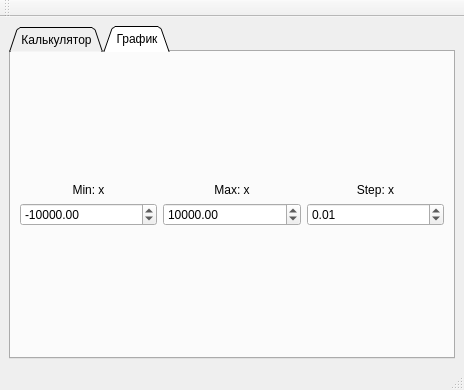
Qt form s21_calc/src/frontend/src_ui/calc.ui (co-cy/School21) before a commit.
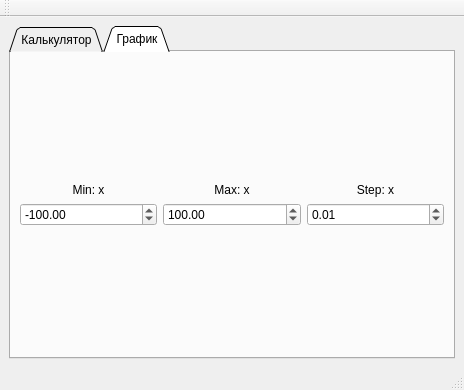
The same form after that commit. The open tabs and pages were chosen to show the change.

Commit message: Finish base calc

Diff of the .ui file:
```diff
--- a/s21_calc/src/frontend/src_ui/calc.ui
+++ b/s21_calc/src/frontend/src_ui/calc.ui
@@ -671,7 +671,7 @@
                <double>100000000000.000000000000000</double>
               </property>
               <property name="value">
-               <double>10000.000000000000000</double>
+               <double>100.000000000000000</double>
               </property>
              </widget>
             </item>
@@ -704,7 +704,7 @@
                <double>100000000000.000000000000000</double>
               </property>
               <property name="value">
-               <double>-10000.000000000000000</double>
+               <double>-100.000000000000000</double>
               </property>
              </widget>
             </item>
```
Left out of the diff: 4 changed lines with no effect on the pictures. The commit also changes 2 other files.
